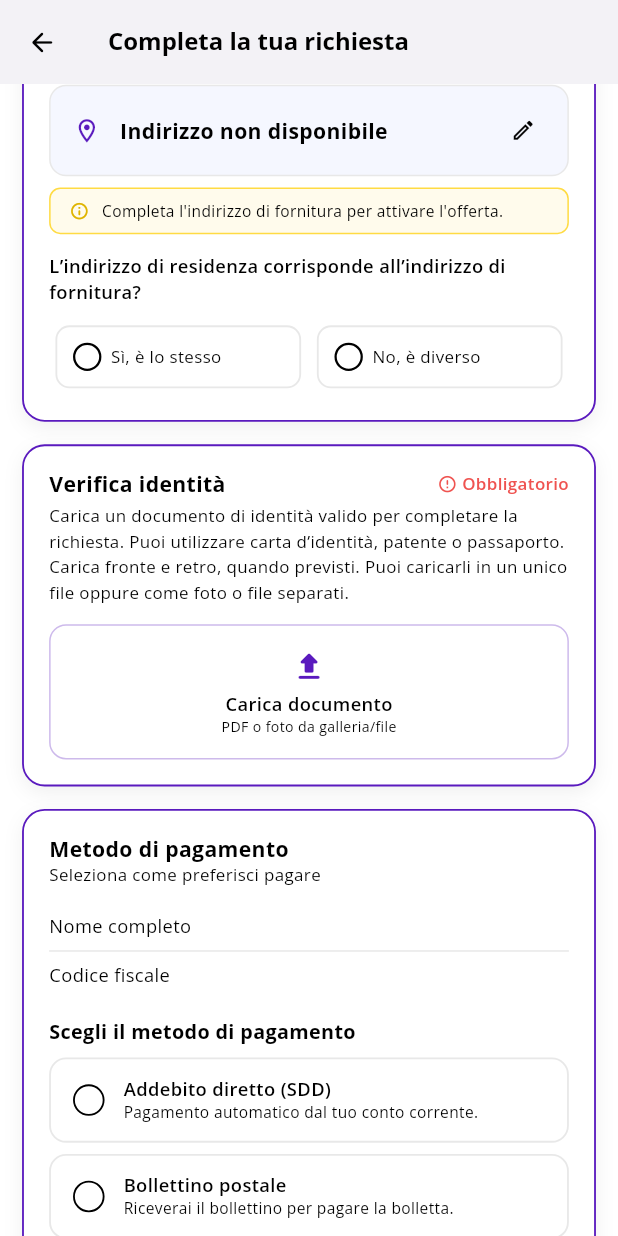
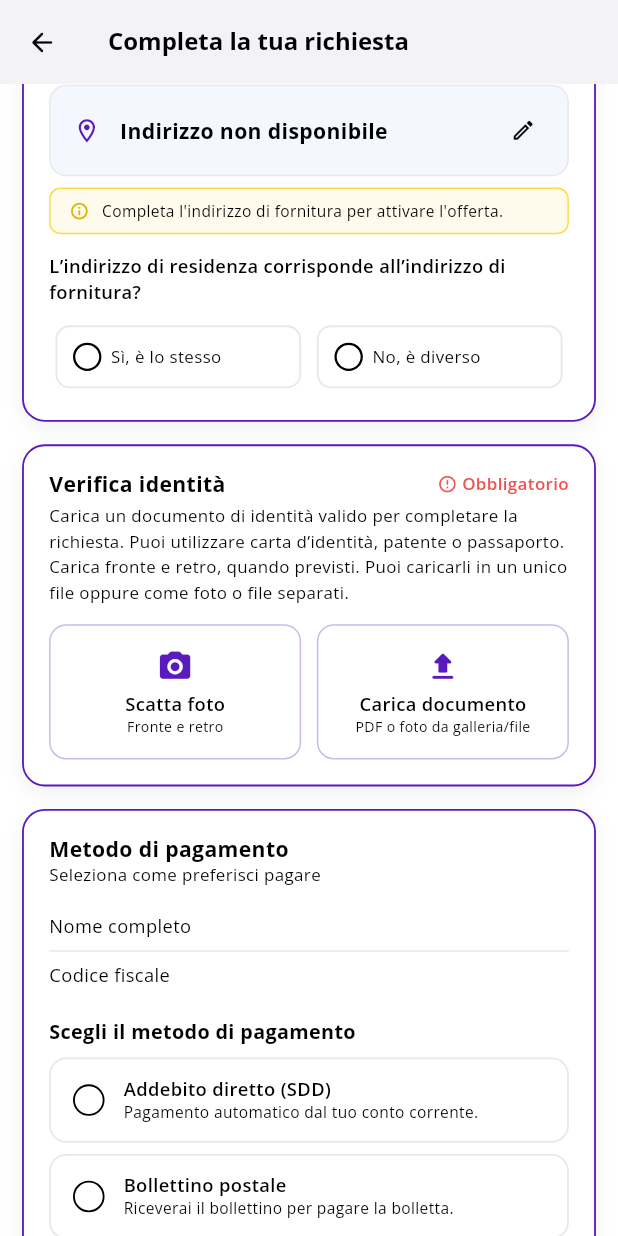
Before and after one commit to abubakar1010/vyzi-app, a Flutter app: the CompleteRequestScreen screen opened directly with empty values, scrolled down 576 dp, on a phone screen of 412 x 824 dp. Run offline on Flutter 3.47's test engine with Material 3 defaults, Android fonts, the phone set to English and light mode, and no system bars; our stand-ins replace app_links, camera, connectivity_plus, country_code_picker, dio, file_picker and 18 more; missing offline and left inert: flutter_facebook_auth, pdfx; accounts and stored records are empty; network calls fail.

Commit message:
feat(request): photograph the identity document in the app
The switch request form could only attach an existing file. It now also
opens the multi-shot camera used for bills, so the front and back of the
ID can be taken in one session.

Co-Authored-By: Claude Opus 5.5 <noreply@anthropic.com>

```diff
--- a/lib/features/request/complete_request/complete_request_screen.dart
+++ b/lib/features/request/complete_request/complete_request_screen.dart
@@ -12,6 +12,7 @@ import 'package:vyzi/core/widgets/address_form_fields.dart';
 import 'package:vyzi/core/widgets/phone_filled.dart';
 
 import 'package:vyzi/features/request/models/api_offer_model.dart';
+import 'package:vyzi/features/utility/multi_capture_screen.dart';
 import 'complete_request_controller.dart';
 
 class CompleteRequestScreen extends StatefulWidget {
@@ -1603,12 +1604,28 @@ class _CompleteRequestScreenState extends State<CompleteRequestScreen> {
             ),
             SizedBox(height: 10.h),
           ],
-          _buildIdButton(
-            icon: Icons.upload_rounded,
-            label: 'request.form.upload_file_button'.tr,
-            sublabel: 'request.form.upload_formats'.tr,
-            canUpload: _c.uploadedDocuments.length < CompleteRequestController.maxDocuments,
-            onTap: _pickFile,
+          Row(
+            children: [
+              Expanded(
+                child: _buildIdButton(
+                  icon: Icons.photo_camera_rounded,
+                  label: 'request.form.take_photo_button'.tr,
+                  sublabel: 'request.form.take_photo_hint'.tr,
+                  canUpload: _canAddDocument,
+                  onTap: _takePhoto,
+                ),
+              ),
+              SizedBox(width: 10.w),
+              Expanded(
+                child: _buildIdButton(
+                  icon: Icons.upload_rounded,
+                  label: 'request.form.upload_file_button'.tr,
+                  sublabel: 'request.form.upload_formats'.tr,
+                  canUpload: _canAddDocument,
+                  onTap: _pickFile,
+                ),
+              ),
+            ],
           ),
         ],
       ),
@@ -1666,8 +1683,29 @@ class _CompleteRequestScreenState extends State<CompleteRequestScreen> {
     );
   }
 
+  bool get _canAddDocument =>
+      _c.uploadedDocuments.length < CompleteRequestController.maxDocuments;
+
   Future<void> _pickFile() async {
     await _c.pickDocuments();
+  }
+
+  /// Opens the same multi-shot camera used for bill scanning, so the front
+  /// and back can be taken one after the other in a single session.
+  Future<void> _takePhoto() async {
+    final paths =
+        await Navigator.of(context, rootNavigator: true).push<List<String>>(
+      MaterialPageRoute(
+        builder: (_) => MultiCaptureScreen(
+          existingCount: _c.uploadedDocuments.length,
+          maxCount: CompleteRequestController.maxDocuments,
+          title: 'request.form.id_camera_title'.tr,
+        ),
+      ),
+    );
+    if (paths != null && paths.isNotEmpty) {
+      _c.addCapturedDocuments(paths);
+    }
   }
 
 
--- a/lib/features/utility/multi_capture_screen.dart
+++ b/lib/features/utility/multi_capture_screen.dart
@@ -14,10 +14,14 @@ class MultiCaptureScreen extends StatefulWidget {
   /// Maximum total photos allowed (existing + new).
   final int maxCount;
 
+  /// Top-bar title; defaults to the bill-scanning title.
+  final String? title;
+
   const MultiCaptureScreen({
     super.key,
     required this.existingCount,
     required this.maxCount,
+    this.title,
   });
 
   @override
@@ -266,7 +270,7 @@ class _MultiCaptureScreenState extends State<MultiCaptureScreen>
           ),
           Expanded(
             child: Text(
-              'upload_bill.camera_title'.tr,
+              widget.title ?? 'upload_bill.camera_title'.tr,
               textAlign: TextAlign.center,
               style: TextStyle(
                 color: Colors.white,
```
Also changed, not shown: lib/features/request/complete_request/complete_request_controller.dart (+15 -0 lines).
